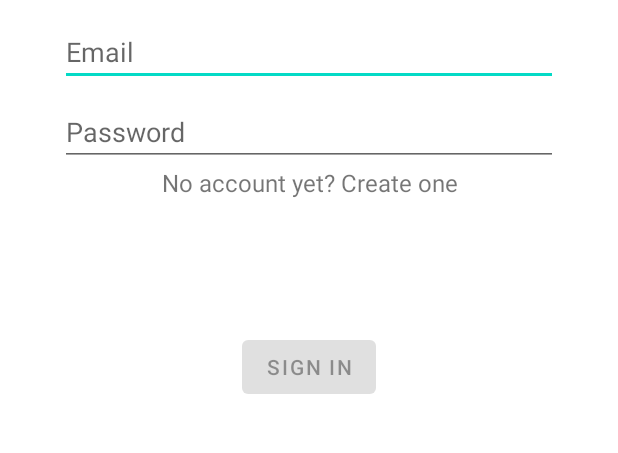
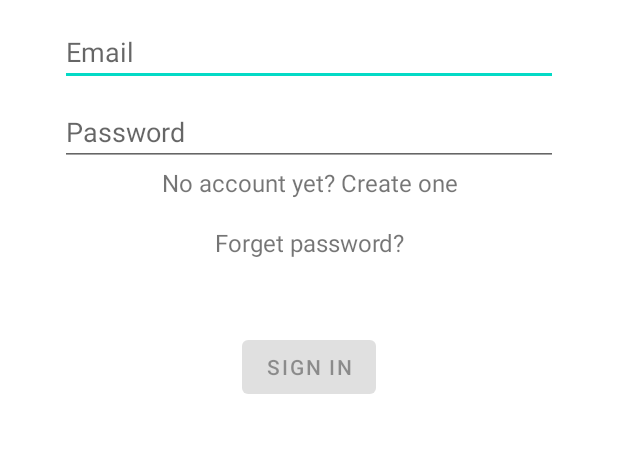
Before and after one commit to Dan-Codes/Cribb, an Android app: the screen it shows after launch (LoginActivity), on a phone screen of 412 x 824 dp, the part 150-603 px from its top. Run offline under Robolectric (Android 15) with nearby library versions, the phone set to English and light mode, and no system bars; our stand-ins replace Firebase (no records; nobody signed in at launch, a user with empty details on screens opened directly).

Commit message:
Forget Password

```diff
--- a/app/src/main/AndroidManifest.xml
+++ b/app/src/main/AndroidManifest.xml
@@ -17,7 +17,8 @@
         android:roundIcon="@mipmap/ic_launcher_round"
         android:supportsRtl="true"
         android:theme="@style/Theme.MaterialComponents.Light.NoActionBar">
-        <activity android:name=".ui.login.SignUpActivity"></activity>
+        <activity android:name=".ui.login.ForgetPassword"></activity>
+        <activity android:name=".ui.login.SignUpActivity" />
         <activity
             android:name=".Main2Activity"
             android:label="@string/title_activity_main2" />
--- a/app/src/main/java/com/example/cribb/ui/login/LoginActivity.kt
+++ b/app/src/main/java/com/example/cribb/ui/login/LoginActivity.kt
@@ -37,7 +37,7 @@ class LoginActivity : AppCompatActivity() {
         val password = findViewById<EditText>(R.id.password)
         val login = findViewById<Button>(R.id.login)
         val loading = findViewById<ProgressBar>(R.id.loading)
-        val signUp = findViewById<TextView>(R.id.link_signup)
+        val signUp = findViewById<TextView>(R.id.link_login)
 
         loginViewModel = ViewModelProviders.of(this, LoginViewModelFactory())
             .get(LoginViewModel::class.java)
@@ -109,6 +109,11 @@ class LoginActivity : AppCompatActivity() {
 
     fun goToSignUp(v:View){
         val intent = Intent(this, SignUpActivity::class.java)
+        startActivity(intent)
+    }
+
+    fun goToReset(v:View){
+        val intent = Intent(this, ForgetPassword::class.java)
         startActivity(intent)
 
     }
--- a/app/src/main/res/layout/activity_login.xml
+++ b/app/src/main/res/layout/activity_login.xml
@@ -11,6 +11,20 @@
             android:paddingRight="@dimen/activity_horizontal_margin"
             android:paddingTop="@dimen/activity_vertical_margin"
             tools:context=".ui.login.LoginActivity">
+
+    <TextView
+        android:id="@+id/link_reset"
+        android:layout_width="fill_parent"
+        android:layout_height="wrap_content"
+        android:layout_marginTop="40dp"
+        android:clickable="true"
+        android:gravity="center"
+        android:onClick="goToReset"
+        android:text="Forget password?"
+        android:textSize="16dip"
+        app:layout_constraintEnd_toEndOf="parent"
+        app:layout_constraintStart_toStartOf="parent"
+        app:layout_constraintTop_toBottomOf="@+id/password" />
 
     <ImageView
         android:id="@+id/imageView8"
@@ -82,7 +96,7 @@
         app:layout_constraintTop_toBottomOf="@+id/login" />
 
     <TextView
-        android:id="@+id/link_signup"
+        android:id="@+id/link_login"
         android:layout_width="fill_parent"
         android:layout_height="wrap_content"
         android:gravity="center"
--- a/app/src/main/res/layout/activity_login_pretty.xml
+++ b/app/src/main/res/layout/activity_login_pretty.xml
@@ -55,7 +55,7 @@
             android:padding="12dp"
             android:text="Login"/>
 
-        <TextView android:id="@+id/link_signup"
+        <TextView android:id="@+id/link_login"
             android:layout_width="fill_parent"
             android:layout_height="wrap_content"
             android:layout_marginBottom="24dp"
--- a/app/src/main/res/layout/activity_sign_up.xml
+++ b/app/src/main/res/layout/activity_sign_up.xml
@@ -95,7 +95,7 @@
         app:layout_constraintEnd_toEndOf="parent"
         app:layout_constraintHorizontal_bias="0.497"
         app:layout_constraintStart_toStartOf="parent"
-        app:layout_constraintTop_toBottomOf="@+id/link_signup"
+        app:layout_constraintTop_toBottomOf="@+id/link_login"
         app:layout_constraintVertical_bias="0.0" />
 
     <ProgressBar
@@ -109,7 +109,7 @@
         app:layout_constraintTop_toBottomOf="@+id/login" />
 
     <TextView
-        android:id="@+id/link_signup"
+        android:id="@+id/link_login"
         android:layout_width="fill_parent"
         android:layout_height="wrap_content"
         android:layout_marginTop="148dp"
--- a/app/src/main/res/values/strings.xml
+++ b/app/src/main/res/values/strings.xml
@@ -5,6 +5,7 @@
     <string name="prompt_password">Password</string>
     <string name="action_sign_in">Sign in</string>
     <string name="action_sign_up">Register</string>
+    <string name="action_reset">Reset</string>
     <string name="action_sign_in_short">Sign in</string>
     <string name="email">dli123@syr.edu</string>
     <string name="password">password</string>
```
Also changed, not shown: app/src/main/java/com/example/cribb/ui/login/ForgetPassword.kt (added, +89 -0 lines), app/src/main/res/layout/activity_forget_password.xml (added, +80 -0 lines).
